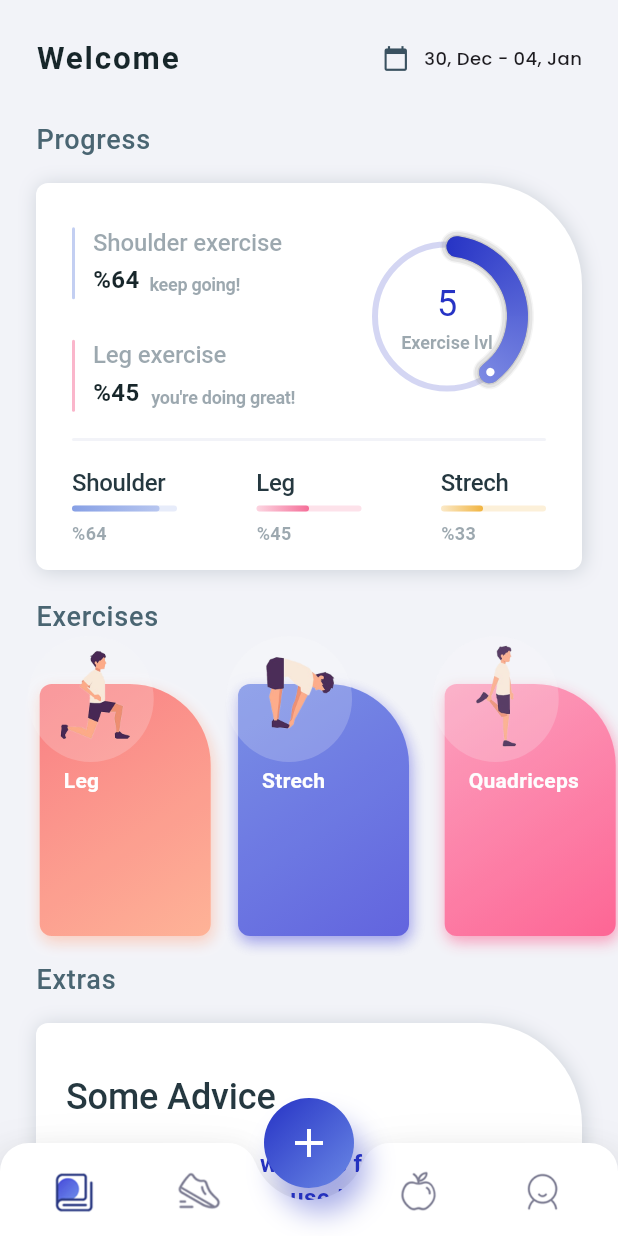
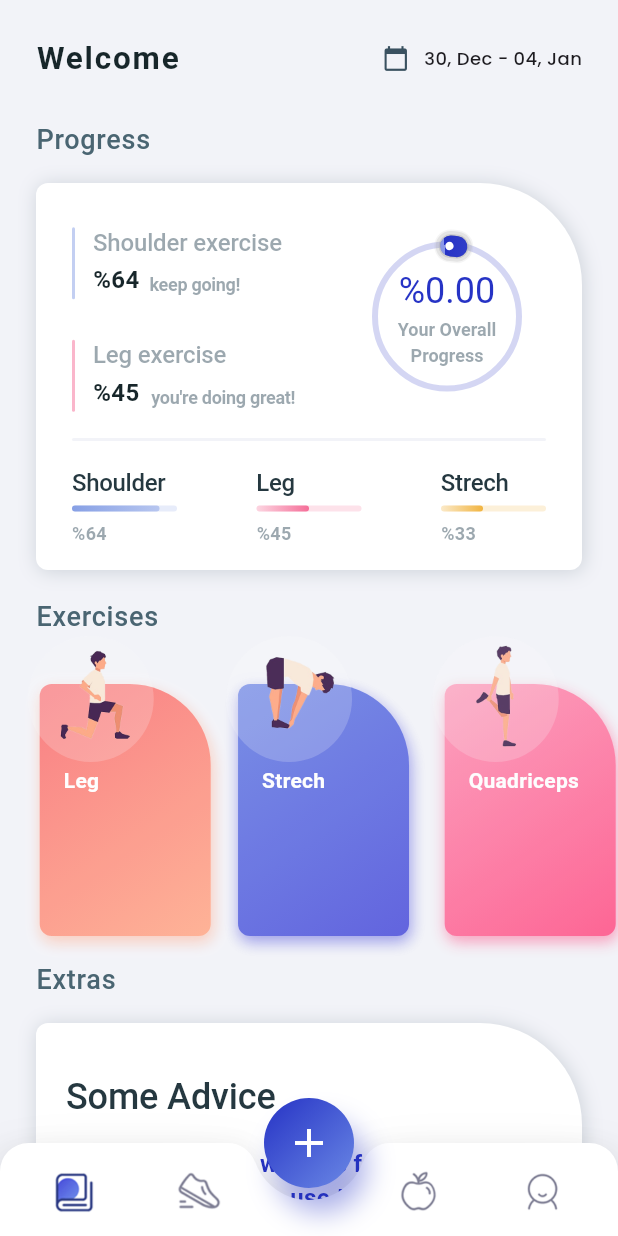
Before and after one commit to alizekaid/ExercEasee, a Flutter app: the FitnessAppHomeScreen screen opened directly, on a phone screen of 412 x 824 dp. Run offline on Flutter 3.47's test engine with Material 3 defaults, Android fonts, the phone set to English and light mode, and no system bars; our stand-ins replace cloud_firestore, firebase_auth, firebase_core, flutter_otp_text_field, google_sign_in; missing offline and left inert: muscle_selector; accounts and stored records are empty.

Commit message:
progress updation and display on home screen

```diff
--- a/lib/Pages/fitness_app_home_screen.dart
+++ b/lib/Pages/fitness_app_home_screen.dart
@@ -1,5 +1,6 @@
 import 'package:first_app/Pages/notification_page.dart';
 import 'package:first_app/Pages/profile_page.dart';
+import 'package:first_app/Services/progressFetcher.dart';
 import 'package:first_app/models/tabIcon_data.dart';
 import 'package:first_app/Pages/training/training_screen.dart';
 import 'package:flutter/material.dart';
@@ -34,7 +35,9 @@ class _FitnessAppHomeScreenState extends State<FitnessAppHomeScreen>
     animationController = AnimationController(
         duration: const Duration(milliseconds: 600), vsync: this);
     tabBody = MyDiaryScreen(animationController: animationController);
-    super.initState();
+    // Call fetchUserProgress when the page loads
+    fetchUserProgress(); // Ensure this function is executed when the screen appears.
+    //super.initState();
   }
 
   @override
@@ -131,4 +134,7 @@ class _FitnessAppHomeScreenState extends State<FitnessAppHomeScreen>
       ],
     );
   }
+  void fetchUserProgress() async {
+    double avgProgress = await ProgressFetcher.fetchUserProgress();
+  }
 }
--- a/lib/Pages/recent_injury_gifs.dart
+++ b/lib/Pages/recent_injury_gifs.dart
@@ -72,9 +72,9 @@ class _RecentInjuriesState extends State<RecentInjuries> {
   // Function to start tracking time after progress is fetched
   void _startTimer() {
     if (_currentProgress != null) {
-      _timer = Timer.periodic(const Duration(seconds: 30), (timer) {
+      _timer = Timer.periodic(const Duration(seconds: 1), (timer) {
         setState(() {
-          _totalTimeSpent += 30; // Increment time spent by 1 second
+          _totalTimeSpent += 1; // Increment time spent by 1 second
         });
         _updateProgressInFirestore(); // Update progress in Firestore every 30 second
       });
@@ -91,20 +91,8 @@ class _RecentInjuriesState extends State<RecentInjuries> {
   // Calculate progress increment (7% for every 26 minutes or 1560 seconds)
   double progressIncrement = (_totalTimeSpent / 1560 * 7); // Calculate progress increment
 
-  // Cap the increment to 7% max
-  if (progressIncrement > 7) {
-    progressIncrement = 7;
-  }
+  double newProgress = (_currentProgress ?? 0.0) + progressIncrement;
 
-  // Accumulate progress (add the progress increment to the existing value)
-  double newProgress = (_currentProgress ?? 0) + progressIncrement;
-  if (newProgress > 7) {
-    newProgress = 7; // Ensure it doesn't exceed 100% progress
-  }
-
-  setState(() {
-    _currentProgress = newProgress; // Update current progress
-  });
 
   try {
     // Reference to the user's specific body part document
@@ -116,6 +104,10 @@ class _RecentInjuriesState extends State<RecentInjuries> {
 
     // Update the progress field in Firestore
     await injuryDoc.set({'progress': _currentProgress}, SetOptions(merge: true));
+
+    setState(() {
+    _currentProgress = newProgress; // Update current progress
+  });
 
     debugPrint('Progress updated successfully: $_currentProgress%');
   } catch (e) {
--- a/lib/Pages/ui_view/mediterranean_diet_view.dart
+++ b/lib/Pages/ui_view/mediterranean_diet_view.dart
@@ -1,4 +1,5 @@
 import 'package:first_app/Pages/fitness_app_theme.dart';
+import 'package:first_app/Services/progressFetcher.dart';
 import 'package:first_app/main.dart';
 import 'package:flutter/material.dart';
 import 'dart:math' as math;
@@ -9,10 +10,32 @@ class MediterranesnDietView extends StatelessWidget {
   final String titleTxt;
 
   const MediterranesnDietView(
-      {super.key, this.animationController, this.animation, this.titleTxt =''});
+      {super.key, this.animationController, this.animation, this.titleTxt = ''});
 
   @override
   Widget build(BuildContext context) {
+    return FutureBuilder<double>(
+      future: ProgressFetcher.fetchUserProgress(), // Fetch the progress
+      builder: (context, snapshot) {
+        if (snapshot.connectionState == ConnectionState.waiting) {
+          // While waiting for the future to resolve, show a loading spinner
+          return Center(child: CircularProgressIndicator());
+        } else if (snapshot.hasError) {
+          // If there was an error, show an error message
+          return Center(child: Text('Error fetching progress'));
+        } else if (snapshot.hasData) {
+          // If the future completed successfully, use the data
+          double avgProgress = snapshot.data!;
+          return buildContent(context, avgProgress);
+        } else {
+          // If the future returned null
+          return Center(child: Text('No progress data available'));
+        }
+      },
+    );
+  }
+
+  Widget buildContent(BuildContext context, double avgProgress) {
     return AnimatedBuilder(
       animation: animationController!,
       builder: (BuildContext context, Widget? child) {
@@ -95,18 +118,10 @@ class MediterranesnDietView extends StatelessWidget {
                                               crossAxisAlignment:
                                                   CrossAxisAlignment.end,
                                               children: <Widget>[
-                                                /*SizedBox(
-                                                  width: 28,
-                                                  height: 28,
-                                                  child: Image.asset(
-                                                      "assets/images/eaten.png"),//burayı başka bir görselle değiştireceğiz
-                                                ),*/
                                                 const Padding(
-                                                  padding:
-                                                      EdgeInsets.only(
-                                                          left: 4, bottom: 3),
+                                                  padding: EdgeInsets.only(
+                                                      left: 4, bottom: 3),
                                                   child: Text(
-                                                    //'${(10 * animation!.value).toInt()}',
                                                     '%64',
                                                     textAlign: TextAlign.center,
                                                     style: TextStyle(
@@ -195,18 +210,10 @@ class MediterranesnDietView extends StatelessWidget {
                                               crossAxisAlignment:
                                                   CrossAxisAlignment.end,
                                               children: <Widget>[
-                                                /*SizedBox(
-                                                  width: 28,
-                                                  height: 28,
-                                                  child: Image.asset(
-                                                      "assets/images/burned.png"),
-                                                ),*/
                                                 const Padding(
-                                                  padding:
-                                                      EdgeInsets.only(
-                                                          left: 4, bottom: 3),
+                                                  padding: EdgeInsets.only(
+                                                      left: 4, bottom: 3),
                                                   child: Text(
-                                                    //'${(102 * animation!.value).toInt()}',
                                                     '%45',
                                                     textAlign: TextAlign.center,
                                                     style: TextStyle(
@@ -222,9 +229,8 @@ class MediterranesnDietView extends StatelessWidget {
                                                   ),
                                                 ),
                                                 Padding(
-                                                  padding:
-                                                      const EdgeInsets.only(
-                                                          left: 8, bottom: 3),
+                                                  padding: const EdgeInsets.only(
+                                                      left: 8, bottom: 3),
                                                   child: Text(
                                                     'you\'re doing great!',
                                                     textAlign: TextAlign.center,
@@ -282,7 +288,7 @@ class MediterranesnDietView extends StatelessWidget {
                                             CrossAxisAlignment.center,
                                         children: <Widget>[
                                           Text(
-                                            '${(5 * animation!.value).toInt()}',
+                                            '%${avgProgress.toStringAsFixed(2)}',
                                             textAlign: TextAlign.center,
                                             style: const TextStyle(
                                               fontFamily:
@@ -295,7 +301,7 @@ class MediterranesnDietView extends StatelessWidget {
                                             ),
                                           ),
                                           Text(
-                                            'Exercise lvl',
+                                            'Your Overall Progress',
                                             textAlign: TextAlign.center,
                                             style: TextStyle(
                                               fontFamily:
@@ -311,7 +317,7 @@ class MediterranesnDietView extends StatelessWidget {
                                       ),
                                     ),
                                   ),
-                                  Padding(//bu kısım animasyonlu seviye gösteren yer
+                                  Padding(
                                     padding: const EdgeInsets.all(4.0),
                                     child: CustomPaint(
                                       painter: CurvePainter(
@@ -320,9 +326,9 @@ class MediterranesnDietView extends StatelessWidget {
                                             HexColor("#8A98E8"),
                                             HexColor("#8A98E8")
                                           ],
-                                          angle: 140 +
+                                          angle: avgProgress*360/100  /*140 +
                                               (360 - 140) *
-                                                  (1.0 - animation!.value)),
+                                                  (1.0 - animation!.value)*/),
                                       child: const SizedBox(
                                         width: 108,
                                         height: 108,
@@ -579,6 +585,7 @@ class CurvePainter extends CustomPainter {
 
   @override
   void paint(Canvas canvas, Size size) {
+    print("Angle value: ${angle}");
     List<Color> colorsList = [];
     if (colors != null) {
       colorsList = colors ?? [];
--- /dev/null
+++ b/lib/Services/progressFetcher.dart
@@ -0,0 +1,64 @@
+import 'package:cloud_firestore/cloud_firestore.dart';
+import 'package:firebase_auth/firebase_auth.dart';
+
+class ProgressFetcher {
+  // Static method to fetch the user's progress
+  static Future<double> fetchUserProgress() async {
+    List<double> progressValues = [];
+
+    try {
+      // Get the current user from Firebase Authentication
+      User? currentUser = FirebaseAuth.instance.currentUser;
+
+      if (currentUser == null) {
+        print('No user is logged in.');
+        return 0.0;
+      }
+
+      // Get the current user's UID
+      String userId = currentUser.uid;
+
+      // Fetch the user's document from the 'Users' collection
+      final userDocRef = FirebaseFirestore.instance
+        .collection('Users')
+        .doc(userId)
+        .collection('Injuries');
+
+      // Get all injury documents
+      final injurySnapshot = await userDocRef.get();
+
+      if (injurySnapshot.docs.isNotEmpty) {
+        for (var injuryDoc in injurySnapshot.docs) {
+           // Check if the "progress" field exists in the injury document
+          if (injuryDoc.exists && injuryDoc.data().containsKey('progress')) {
+            // Get the progress for each injury, default to 0.0 if not found
+            var progress = injuryDoc['progress'] ?? 0.0;
+            progressValues.add(progress.toDouble());
+            print("-------------------------------------------------");
+            print('Fetched progress for ${injuryDoc.id}: $progress');
+            print("-------------------------------------------------");
+          } else {
+            // If no progress field, print a message and continue
+            print("No 'progress' field found for ${injuryDoc.id}. Skipping...");
+          }
+        }
+        // Print the number of fetched progress values
+        print('Total fetched progress values: ${progressValues.length}');
+        double totalProgress = progressValues.fold(0.0, (sum, progress) => sum + progress);
+        print("----------------------------------------------");
+        print("Sum of the progress values: ${totalProgress}");
+        double avgProgress = totalProgress/progressValues.length;
+        print("Average of the progress values: ${avgProgress}");
+        return avgProgress;
+      } else {
+        print('No injuries found for user.');
+        return 0.0;
+      }
+    } catch (e) {
+      print('Error fetching user progress: $e');
+      return 0.0;
+    }
+
+    //return progressValues;
+  }
+}
```
